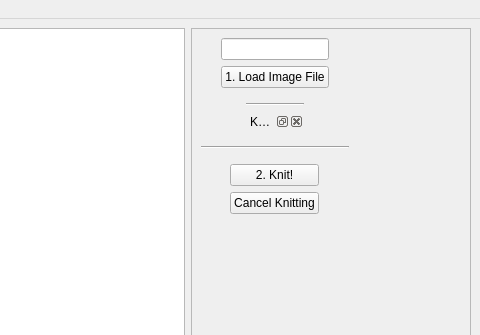
AllYarnsAreBeautiful/ayab-desktop, file src/main/python/ayab/ayab_gui.ui: the form before one commit; both pictures show x 528 to 1008 and y 0 to 335 of the 1008 by 900 pixel window.
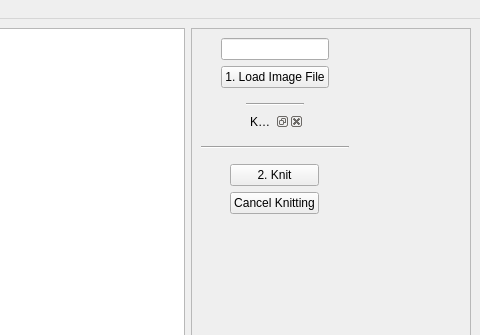
The form after the commit.

What changed in the file:
```diff
--- a/src/main/python/ayab/ayab_gui.ui
+++ b/src/main/python/ayab/ayab_gui.ui
@@ -280,7 +280,7 @@
            <item>
             <widget class="QPushButton" name="knit_button">
              <property name="text">
-              <string>2. Knit!</string>
+              <string>2. Knit</string>
              </property>
              <property name="shortcut">
               <string notr="true">Ctrl+Return</string>
```
